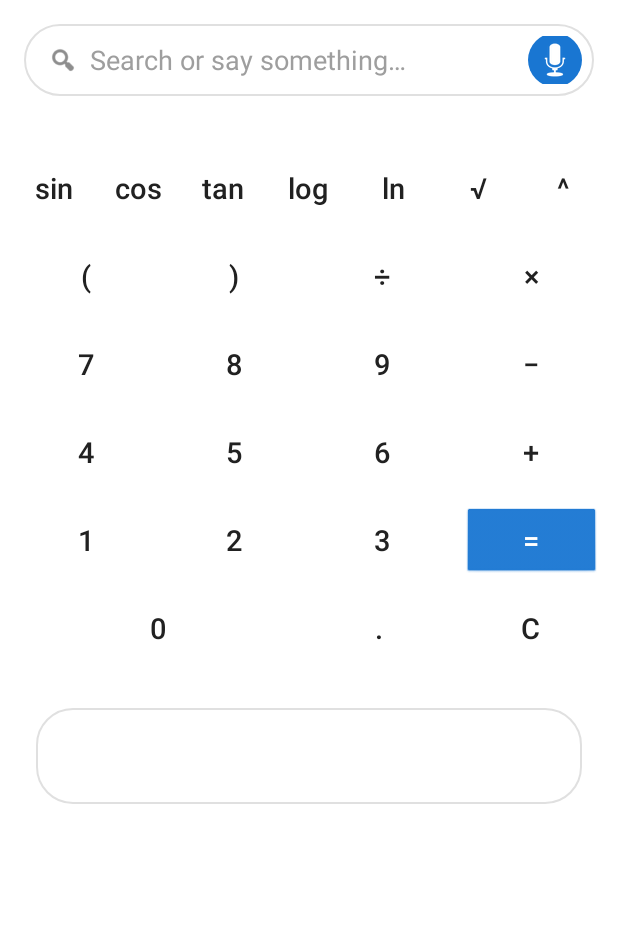
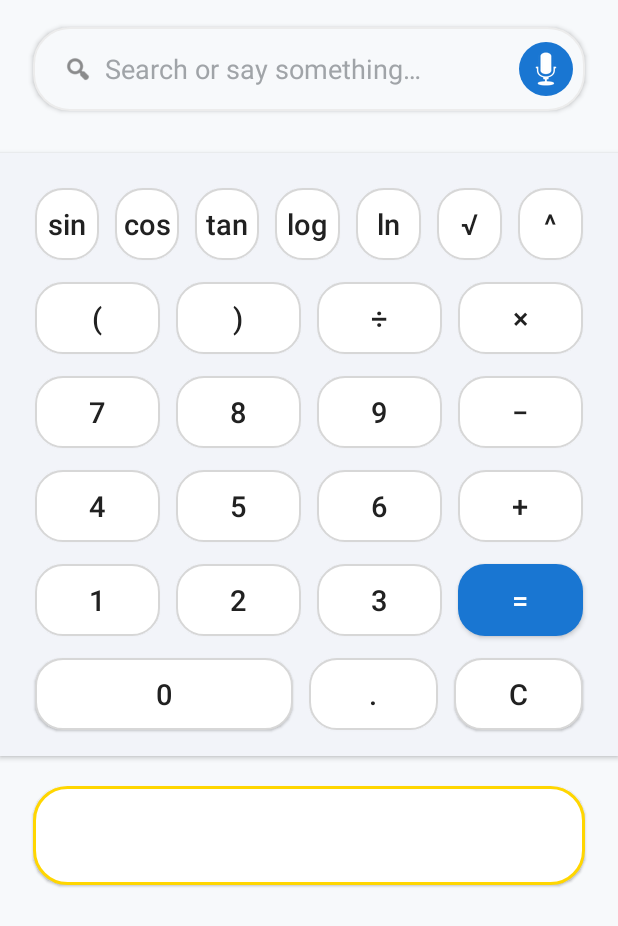
Before and after one commit to akshayabduk/smartcalc-voice-171, an Android app: the screen it shows after launch (MainActivity), on a phone screen of 412 x 824 dp. Shown: the top 926 px of the screen. Run offline under Robolectric (Android 15) with nearby library versions, the phone set to English and light mode, and no system bars; libraries missing offline, so code that uses them is left out: org.apache.commons.

Commit message:
CheckPoint - cgf54a0cf2

```diff
--- /dev/null
+++ b/kotlin_frontend/app/src/main/res/drawable/bg_calc_button_normal.xml
@@ -0,0 +1,7 @@
+<?xml version="1.0" encoding="utf-8"?>
+<shape xmlns:android="http://schemas.android.com/apk/res/android"
+    android:shape="rectangle">
+    <solid android:color="@color/buttonSurface"/>
+    <corners android:radius="18dp"/>
+    <stroke android:color="#D7D7D7" android:width="1dp"/>
+</shape>
--- /dev/null
+++ b/kotlin_frontend/app/src/main/res/drawable/bg_calc_button_primary.xml
@@ -0,0 +1,6 @@
+<?xml version="1.0" encoding="utf-8"?>
+<shape xmlns:android="http://schemas.android.com/apk/res/android"
+    android:shape="rectangle">
+    <solid android:color="@color/colorPrimary"/>
+    <corners android:radius="18dp"/>
+</shape>
--- /dev/null
+++ b/kotlin_frontend/app/src/main/res/drawable/bg_result_box.xml
@@ -0,0 +1,7 @@
+<?xml version="1.0" encoding="utf-8"?>
+<shape xmlns:android="http://schemas.android.com/apk/res/android" android:shape="rectangle">
+    <solid android:color="@color/buttonSurface" />
+    <corners android:radius="22dp" />
+    <stroke android:width="2dp" android:color="@color/colorAccent" />
+    <padding android:left="10dp" android:top="8dp" android:right="10dp" android:bottom="8dp"/>
+</shape>
--- /dev/null
+++ b/kotlin_frontend/app/src/main/res/drawable/calc_button_ripple.xml
@@ -0,0 +1,3 @@
+<?xml version="1.0" encoding="utf-8"?>
+<ripple xmlns:android="http://schemas.android.com/apk/res/android"
+    android:color="@color/buttonRipple" />
--- a/kotlin_frontend/app/src/main/res/layout/activity_main.xml
+++ b/kotlin_frontend/app/src/main/res/layout/activity_main.xml
@@ -28,20 +28,24 @@
     <TextView
         android:id="@+id/resultBox"
         android:layout_width="match_parent"
-        android:layout_height="64dp"
+        android:layout_height="66dp"
         android:layout_below="@id/layoutCalculatorKeypadContainer"
         android:layout_marginTop="12dp"
-        android:layout_marginStart="24dp"
-        android:layout_marginEnd="24dp"
+        android:layout_marginStart="22dp"
+        android:layout_marginEnd="22dp"
         android:gravity="center_vertical|end"
-        android:padding="20dp"
+        android:paddingStart="26dp"
+        android:paddingEnd="26dp"
+        android:paddingTop="16dp"
+        android:paddingBottom="16dp"
         android:text=""
         android:textColor="@color/onSurface"
-        android:textSize="22sp"
-        android:background="@drawable/bg_search_container"
+        android:textSize="24sp"
+        android:background="@drawable/bg_result_box"
         android:ellipsize="end"
         android:maxLines="2"
-        android:fontFamily="sans-serif-medium" />
+        android:fontFamily="sans-serif-medium"
+        android:elevation="1dp"/>
 
     <TextView
         android:id="@+id/textView"
--- a/kotlin_frontend/app/src/main/res/layout/view_calculator_keypad.xml
+++ b/kotlin_frontend/app/src/main/res/layout/view_calculator_keypad.xml
@@ -5,12 +5,17 @@
     android:layout_width="match_parent"
     android:layout_height="wrap_content"
     android:orientation="vertical"
-    android:background="@color/surface"
-    android:paddingTop="12dp"
+    android:background="@color/keypadBg"
+    android:paddingTop="18dp"
     android:paddingBottom="12dp"
-    android:paddingStart="8dp"
-    android:paddingEnd="8dp"
-    android:gravity="bottom|center_horizontal">
+    android:paddingStart="18dp"
+    android:paddingEnd="18dp"
+    android:gravity="bottom|center_horizontal"
+    android:elevation="2dp"
+    android:clipToPadding="false"
+    android:clipChildren="false"
+    android:layout_marginBottom="8dp"
+    android:layout_marginTop="8dp">
 
     <!-- Scientific row -->
     <LinearLayout
--- a/kotlin_frontend/app/src/main/res/layout/view_voice_search_bar.xml
+++ b/kotlin_frontend/app/src/main/res/layout/view_voice_search_bar.xml
@@ -2,13 +2,17 @@
 <LinearLayout xmlns:android="http://schemas.android.com/apk/res/android"
     android:id="@+id/voiceSearchRoot"
     android:layout_width="match_parent"
-    android:layout_height="48dp"
+    android:layout_height="56dp"
     android:orientation="horizontal"
-    android:paddingStart="16dp"
+    android:paddingStart="20dp"
     android:paddingEnd="8dp"
-    android:layout_margin="16dp"
+    android:layout_marginTop="18dp"
+    android:layout_marginBottom="12dp"
+    android:layout_marginStart="22dp"
+    android:layout_marginEnd="22dp"
     android:background="@drawable/bg_search_container"
-    android:gravity="center_vertical">
+    android:gravity="center_vertical"
+    android:elevation="2dp">
 
     <ImageView
         android:id="@+id/ivSearchIcon"
--- a/kotlin_frontend/app/src/main/res/values/colors.xml
+++ b/kotlin_frontend/app/src/main/res/values/colors.xml
@@ -6,8 +6,12 @@
     <color name="colorAccent">#FFD600</color>
 
     <!-- UI neutrals -->
-    <color name="surface">#FFFFFF</color>
+    <color name="surface">#F7F9FB</color>
     <color name="onSurface">#212121</color>
-    <color name="hintText">#9E9E9E</color>
-    <color name="divider">#E0E0E0</color>
+    <color name="hintText">#A0A4A8</color>
+    <color name="divider">#ECECEC</color>
+    <color name="buttonRipple">#1976D2</color>
+    <color name="keypadBg">#F2F4F9</color>
+    <color name="buttonSurface">#FFFFFF</color>
+    <color name="historyBg">#FAFAFA</color>
 </resources>
--- a/kotlin_frontend/app/src/main/res/values/styles.xml
+++ b/kotlin_frontend/app/src/main/res/values/styles.xml
@@ -5,29 +5,31 @@
         <item name="android:colorAccent">@color/colorAccent</item>
         <item name="android:textColorPrimary">@color/onSurface</item>
         <item name="android:windowBackground">@color/surface</item>
+        <item name="android:fontFamily">sans-serif</item>
     </style>
-    <!-- Calculator button styles -->
+    <!-- Calculator button styles - modern and minimal -->
     <style name="CalcKey" parent="@android:style/Widget.Button">
         <item name="android:layout_width">0dp</item>
         <item name="android:layout_height">48dp</item>
         <item name="android:layout_weight">1</item>
-        <item name="android:backgroundTint">@color/surface</item>
         <item name="android:textColor">@color/onSurface</item>
         <item name="android:textSize">19sp</item>
         <item name="android:fontFamily">sans-serif-medium</item>
         <item name="android:stateListAnimator">@null</item>
-        <item name="android:background">@android:drawable/btn_default</item>
-        <item name="android:layout_margin">3dp</item>
+        <item name="android:background">@drawable/bg_calc_button_normal</item>
+        <item name="android:foreground">@drawable/calc_button_ripple</item>
+        <item name="android:layout_margin">5dp</item>
         <item name="android:minWidth">48dp</item>
         <item name="android:minHeight">48dp</item>
-        <item name="android:elevation">0dp</item>
+        <item name="android:elevation">1dp</item>
         <item name="android:paddingLeft">0dp</item>
         <item name="android:paddingRight">0dp</item>
     </style>
 
     <style name="CalcKeyPrimary" parent="CalcKey">
-        <item name="android:backgroundTint">@color/colorPrimary</item>
+        <item name="android:background">@drawable/bg_calc_button_primary</item>
         <item name="android:textColor">@android:color/white</item>
+        <item name="android:elevation">2dp</item>
     </style>
 
     <style name="CalcKeyWide" parent="CalcKey">
```
Also changed, not shown: 11 other files.
